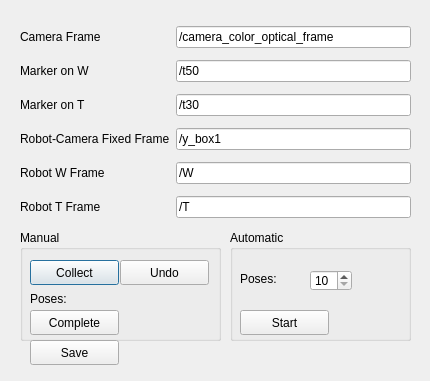
The window that ui/handeye.ui (liushuya7/cn5X) describes before a commit, drawn with Qt 5.
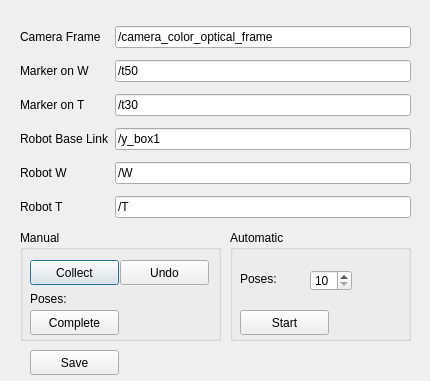
The same window after the commit.

Commit message: handeye calibration successful

What changed in the file:
```diff
--- a/ui/handeye.ui
+++ b/ui/handeye.ui
@@ -40,7 +40,7 @@
     <item row="4" column="0">
      <widget class="QLabel" name="label_robot_camera">
       <property name="text">
-       <string>Robot-Camera Fixed Frame</string>
+       <string>Robot Base Link</string>
       </property>
      </widget>
     </item>
@@ -75,14 +75,14 @@
     <item row="6" column="0">
      <widget class="QLabel" name="label_robot_T">
       <property name="text">
-       <string>Robot T Frame</string>
+       <string>Robot T</string>
       </property>
      </widget>
     </item>
     <item row="5" column="0">
      <widget class="QLabel" name="label_robot_W">
       <property name="text">
-       <string>Robot W Frame</string>
+       <string>Robot W</string>
       </property>
      </widget>
     </item>
@@ -246,7 +246,7 @@
    <property name="geometry">
     <rect>
      <x>30</x>
-     <y>340</y>
+     <y>350</y>
      <width>89</width>
      <height>25</height>
     </rect>
```
Left out of the diff: 4 changed lines with no effect on the pictures. The commit also changes 7 other files.
